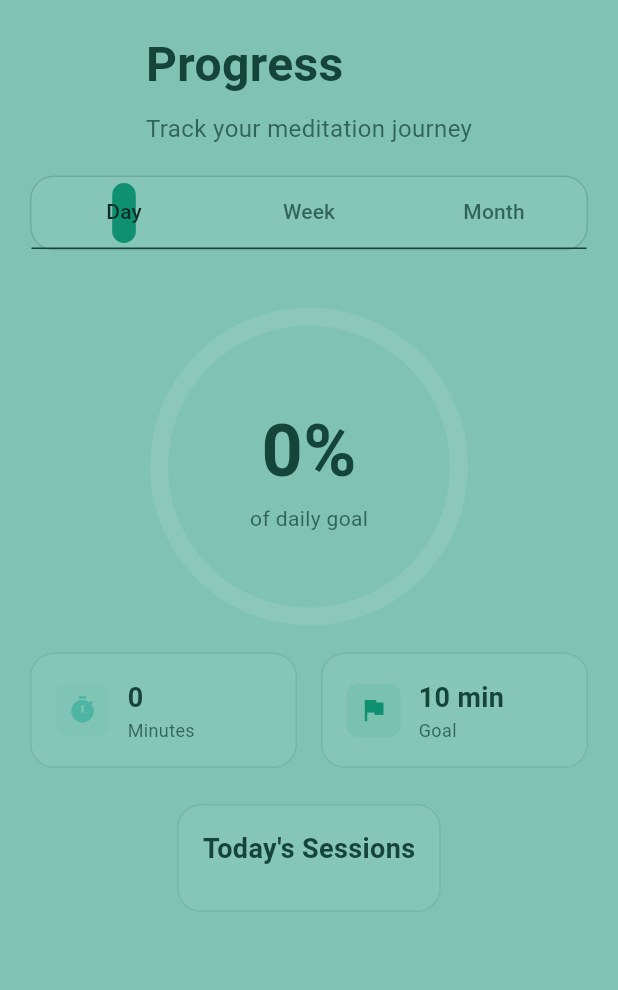
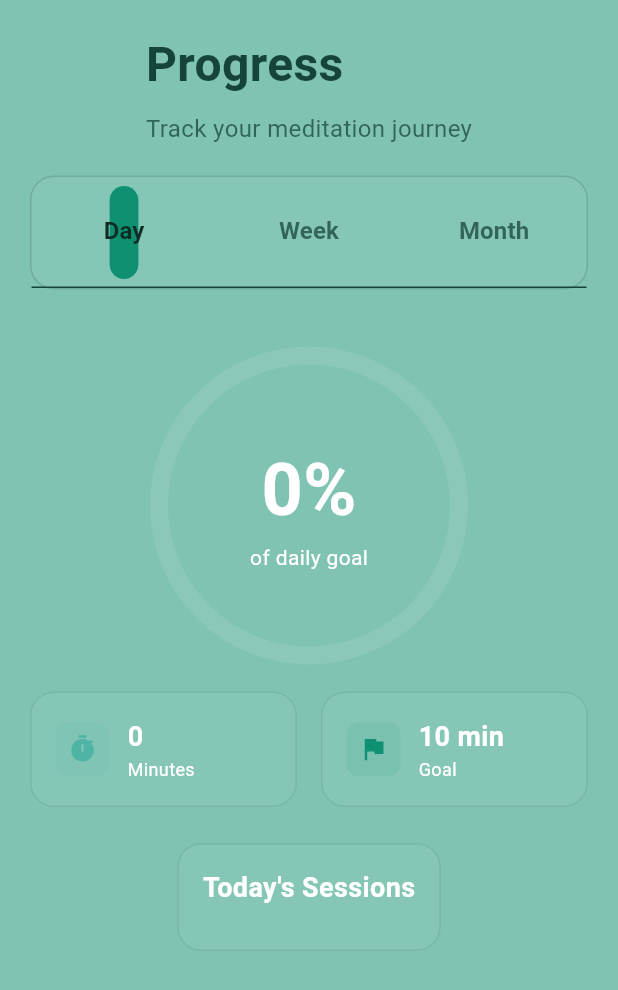
Before and after one commit to IntenseMX/MeditationbyVK, a Flutter app: the ProgressScreen screen opened directly, on a phone screen of 412 x 824 dp. Shown: the top 990 px of the screen. Run offline on Flutter 3.47's test engine with Material 3 defaults, Android fonts, the phone set to English and light mode, and no system bars; our stand-ins replace audio_service, cloud_firestore, connectivity_plus, file_picker, firebase_auth, firebase_core and 6 more; missing offline and left inert: audio_session; accounts and stored records are empty; statements that could not run were skipped.

Commit message:
iOS Firebase setup complete + Progress screen UI improvements - Mac testing ready!
✅ Firebase Configuration:
- Configured Firebase for iOS/macOS platforms via FlutterFire CLI
- Added GoogleService-Info.plist for iOS and macOS
- Updated firebase_options.dart with complete iOS/macOS configuration
- Added CocoaPods integration for Firebase dependencies

✅ Progress Screen UI Fixes:
- Fixed all text colors to white for consistency with Discover page
- Percentage display, goal stats, and session details now use white text
- Improved Day/Week/Month tab indicator sizing to properly fit text labels
- Tab selector background now correctly wraps all tab text

🎉 App can now be built and tested locally on Mac/iOS!

🤖 Generated with [Claude Code](https://claude.com/claude-code)

Co-Authored-By: Claude <noreply@anthropic.com>

```diff
--- a/lib/presentation/screens/progress_screen.dart
+++ b/lib/presentation/screens/progress_screen.dart
@@ -130,13 +130,23 @@ class _ProgressScreenState extends ConsumerState<ProgressScreen> with SingleTick
                   color: Theme.of(context).colorScheme.primary,
                   borderRadius: BorderRadius.circular(12),
                 ),
-                indicatorPadding: const EdgeInsets.all(4),
+                indicatorPadding: const EdgeInsets.symmetric(horizontal: 4, vertical: 6),
                 labelColor: Theme.of(context).colorScheme.onPrimary,
                 unselectedLabelColor: Theme.of(context).colorScheme.onSurfaceVariant,
+                labelPadding: const EdgeInsets.symmetric(horizontal: 16, vertical: 12),
                 tabs: const [
-                  Tab(text: 'Day'),
-                  Tab(text: 'Week'),
-                  Tab(text: 'Month'),
+                  Tab(
+                    height: 48,
+                    child: Text('Day', style: TextStyle(fontSize: 16, fontWeight: FontWeight.w600)),
+                  ),
+                  Tab(
+                    height: 48,
+                    child: Text('Week', style: TextStyle(fontSize: 16, fontWeight: FontWeight.w600)),
+                  ),
+                  Tab(
+                    height: 48,
+                    child: Text('Month', style: TextStyle(fontSize: 16, fontWeight: FontWeight.w600)),
+                  ),
                 ],
               ),
             ),
@@ -191,17 +201,17 @@ class _ProgressScreenState extends ConsumerState<ProgressScreen> with SingleTick
                   children: [
                     Text(
                       '$percentage%',
-                      style: TextStyle(
+                      style: const TextStyle(
                         fontSize: 48,
                         fontWeight: FontWeight.bold,
-                        color: Theme.of(context).colorScheme.onSurface,
+                        color: Colors.white,
                       ),
                     ),
-                    Text(
+                    const Text(
                       'of daily goal',
                       style: TextStyle(
                         fontSize: 14,
-                        color: Theme.of(context).colorScheme.onSurfaceVariant,
+                        color: Colors.white,
                       ),
                     ),
                   ],
@@ -247,12 +257,12 @@ class _ProgressScreenState extends ConsumerState<ProgressScreen> with SingleTick
             child: Column(
               crossAxisAlignment: CrossAxisAlignment.start,
               children: [
-                Text(
+                const Text(
                   'Today\'s Sessions',
                   style: TextStyle(
                     fontSize: 18,
                     fontWeight: FontWeight.bold,
-                      color: Theme.of(context).colorScheme.onSurface,
+                    color: Colors.white,
                   ),
                 ),
                 const SizedBox(height: 12),
@@ -269,16 +279,16 @@ class _ProgressScreenState extends ConsumerState<ProgressScreen> with SingleTick
                       Expanded(
                         child: Text(
                           session['name'] as String,
-                          style: TextStyle(
-                            color: Theme.of(context).colorScheme.onSurface,
+                          style: const TextStyle(
+                            color: Colors.white,
                             fontSize: 16,
                           ),
                         ),
                       ),
                       Text(
                         '${session['duration']} min',
-                        style: TextStyle(
-                          color: Theme.of(context).colorScheme.onSurfaceVariant,
+                        style: const TextStyle(
+                          color: Colors.white,
                           fontSize: 14,
                         ),
                       ),
@@ -579,17 +589,17 @@ class _ProgressScreenState extends ConsumerState<ProgressScreen> with SingleTick
             children: [
               Text(
                 value,
-                style: TextStyle(
+                style: const TextStyle(
                   fontSize: 18,
                   fontWeight: FontWeight.bold,
-                  color: Theme.of(context).colorScheme.onSurface,
+                  color: Colors.white,
                 ),
               ),
               Text(
                 label,
-                style: TextStyle(
+                style: const TextStyle(
                   fontSize: 12,
-                  color: Theme.of(context).colorScheme.onSurfaceVariant,
+                  color: Colors.white,
                 ),
               ),
             ],
```
Also changed, not shown: lib/firebase_options.dart, 13 other files.
